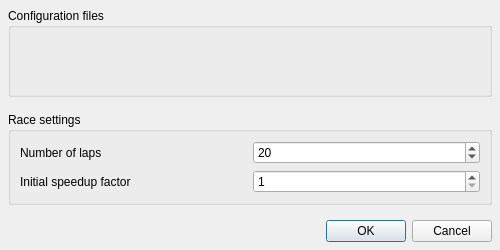
First picture: the form in src/forse/control_panel/ConfigDialog.ui, repository Pesa/forse, before the edit.
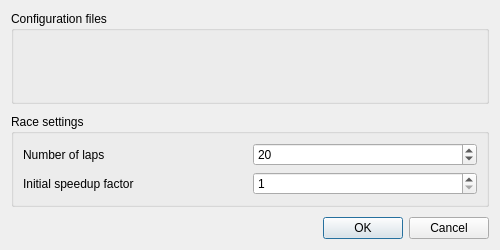
Second picture: the form after the edit. Custom widgets are drawn as their Qt base class.

Commit message: [ConfigDialog,FileChooser] Reduced spacing and simplified layout.

Diff of the .ui file:
```diff
--- a/src/forse/control_panel/ConfigDialog.ui
+++ b/src/forse/control_panel/ConfigDialog.ui
@@ -15,10 +15,7 @@
   </property>
   <layout class="QVBoxLayout" name="verticalLayout_3">
    <property name="spacing">
-    <number>15</number>
-   </property>
-   <property name="margin">
-    <number>8</number>
+    <number>10</number>
    </property>
    <item>
     <widget class="QGroupBox" name="groupBox">
```
The commit also changes 1 other file.
